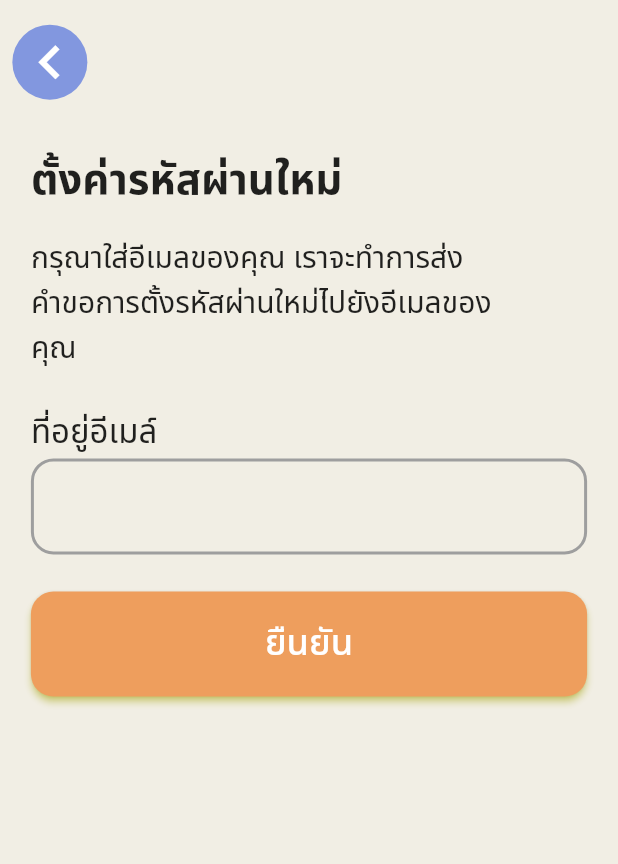
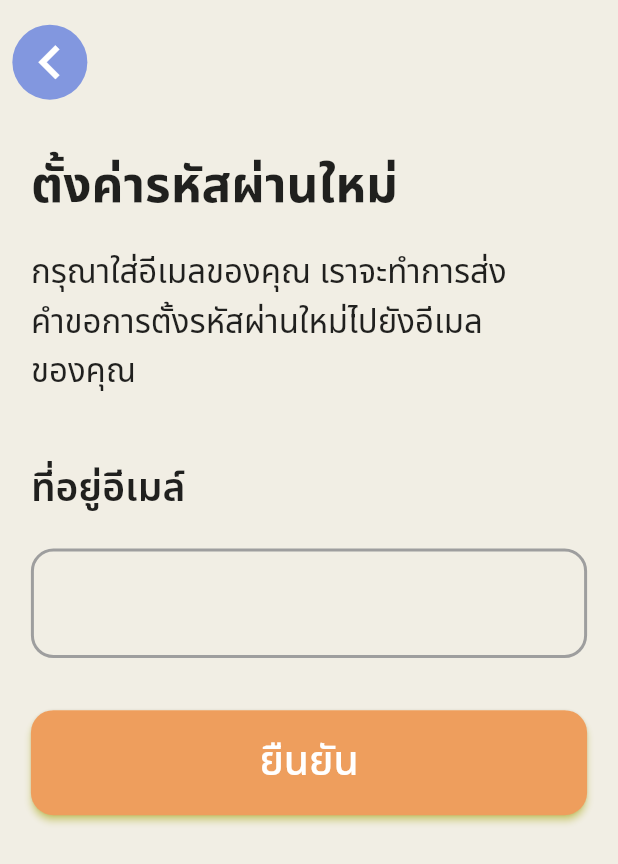
Before and after one commit to AINutritionProject/KinDeeUDee, a Flutter app: the RepassWord screen opened directly, on a phone screen of 412 x 824 dp. Shown: the top 864 px of the screen. Run offline on Flutter 3.47's test engine with Material 2 defaults, Android fonts, the phone set to English and light mode, and no system bars; our stand-ins replace camera, cloud_firestore, csv, dotted_border, email_validator, firebase_auth and 10 more; missing offline and left inert: tflite_flutter; accounts and stored records are empty; project files that could hold a hidden picture were left out.

Commit message:
finish forgot-password

```diff
--- a/lib/pages/change_password.dart
+++ b/lib/pages/change_password.dart
@@ -1,7 +1,9 @@
 import 'package:flutter/material.dart';
+import 'package:font_awesome_flutter/font_awesome_flutter.dart';
 import '../widgets/button_back.dart';
 import 'package:appfood2/screen_size.dart';
 import 'package:appfood2/auth.dart';
+import 'package:timer_count_down/timer_count_down.dart';
 
 import '../widgets/error_dialog.dart';
 
@@ -15,6 +17,8 @@ class RepassWord extends StatefulWidget {
 class _RepassWordState extends State<RepassWord> {
   final TextEditingController _emailController = TextEditingController();
 
+  bool canResendEmail = true;
+
   void _resetPassword() {
     var result = Auth().resetPassword(_emailController.text.trim());
     result.then((errorCode) {
@@ -25,8 +29,7 @@ class _RepassWordState extends State<RepassWord> {
         } else if (errorCode == "user-not-found") {
           errorString = "ไม่มีบัญชีผู้ใช้ถูกผูกกับอีเมลนี้";
         } else if (errorCode == "too-many-requests") {
-          errorString =
-              "พบการส่งอีเมลซ้ำหลายครั้ง\nบนเครื่องของคุณ\nโปรดลองอีกครั้งในภายหลัง";
+          errorString = "พบการส่งอีเมลซ้ำหลายครั้ง\nโปรดลองอีกครั้งในภายหลัง";
         }
 
         showDialog(
@@ -35,13 +38,12 @@ class _RepassWordState extends State<RepassWord> {
             return ErrorDialog(errorString: errorString);
           },
         );
+      } else {
+        setState(() {
+          canResendEmail = false;
+        });
       }
     });
-  }
-
-  @override
-  void initState() {
-    super.initState();
   }
 
   @override
@@ -114,7 +116,7 @@ class _RepassWordState extends State<RepassWord> {
                                               child: const Text(
                                                   "ตั้งค่ารหัสผ่านใหม่",
                                                   style: TextStyle(
-                                                      fontSize: 28,
+                                                      fontSize: 33,
                                                       fontWeight:
                                                           FontWeight.w700))),
                                         ],
@@ -140,7 +142,7 @@ class _RepassWordState extends State<RepassWord> {
                                               child: const Text(
                                                   "กรุณาใส่อีเมลของคุณ เราจะทำการส่งคำขอการตั้งรหัสผ่านใหม่ไปยังอีเมลของคุณ",
                                                   style:
-                                                      TextStyle(fontSize: 20))),
+                                                      TextStyle(fontSize: 22))),
                                         ],
                                       ),
                                       Row(
@@ -158,10 +160,12 @@ class _RepassWordState extends State<RepassWord> {
                                                   top: MediaQuery.of(context)
                                                           .size
                                                           .height *
-                                                      0.03),
+                                                      0.05),
                                               child: const Text("ที่อยู่อีเมล์",
-                                                  style:
-                                                      TextStyle(fontSize: 22))),
+                                                  style: TextStyle(
+                                                      fontSize: 26,
+                                                      fontWeight:
+                                                          FontWeight.w600))),
                                         ],
                                       ),
                                       Container(
@@ -173,10 +177,21 @@ class _RepassWordState extends State<RepassWord> {
                                             right: MediaQuery.of(context)
                                                     .size
                                                     .width *
+                                                0.05,
+                                            top: MediaQuery.of(context)
+                                                    .size
+                                                    .width *
                                                 0.05),
                                         child: TextField(
                                           controller: _emailController,
+                                          style: const TextStyle(fontSize: 22),
                                           decoration: InputDecoration(
+                                            focusedBorder: OutlineInputBorder(
+                                              borderRadius:
+                                                  BorderRadius.circular(15.0),
+                                              borderSide: const BorderSide(
+                                                  width: 2, color: Colors.blue),
+                                            ),
                                             enabledBorder: OutlineInputBorder(
                                               borderRadius:
                                                   BorderRadius.circular(15.0),
@@ -200,25 +215,57 @@ class _RepassWordState extends State<RepassWord> {
                                                     .size
                                                     .height *
                                                 0.03),
-                                        child: ElevatedButton(
+                                        child: Column(
+                                          children: [
+                                            Builder(builder: (context) {
+                                              if (!canResendEmail) {
+                                                return Countdown(
+                                                  seconds: 10,
+                                                  onFinished: () {
+                                                    setState(() {
+                                                      canResendEmail = true;
+                                                    });
+                                                  },
+                                                  build: (buildContext, time) =>
+                                                      Text(
+                                                    "ส่งอีกครั้งได้ใน ${time.toInt().toString()} วินาที",
+                                                    style: const TextStyle(
+                                                        fontSize: 18),
+                                                  ),
+                                                );
+                                              } else {
+                                                return const SizedBox(
+                                                    height: 10);
+                                              }
+                                            }),
+                                            ElevatedButton(
                                               style: ElevatedButton.styleFrom(
                                                   backgroundColor:
-                                                  const Color.fromARGB(
-                                                      255, 238, 158, 93),
+                                                      canResendEmail
+                                                          ? const Color
+                                                                  .fromARGB(
+                                                              255, 238, 158, 93)
+                                                          : Colors.grey,
                                                   minimumSize:
                                                       const Size.fromHeight(70),
-                                              shadowColor: Colors.yellowAccent,
+                                                  shadowColor:
+                                                      Colors.yellowAccent,
                                                   shape: RoundedRectangleBorder(
                                                     borderRadius:
-                                                    BorderRadius.circular(15.0),
+                                                        BorderRadius.circular(
+                                                            15.0),
                                                   )),
-                                          onPressed: () {
+                                              onPressed: canResendEmail
+                                                  ? () {
                                                       _resetPassword();
-                                          },
+                                                    }
+                                                  : null,
                                               child: const Text(
                                                 'ยืนยัน',
-                                            style: TextStyle(fontSize: 24),
+                                                style: TextStyle(fontSize: 27),
                                               ),
+                                            ),
+                                          ],
                                         ),
                                       ),
                                     ],
--- a/lib/pages/verify_page.dart
+++ b/lib/pages/verify_page.dart
@@ -30,8 +30,7 @@ class _VerifyPageState extends State<VerifyPage> {
   void _showDialog(String errorCode) {
     String errorString = "พบปัญหาโปรดลองอีกครั้ง";
     if (errorCode == "too-many-requests") {
-      errorString =
-          "พบการส่งอีเมลซ้ำหลายครั้ง\nบนเครื่องของคุณ\nโปรดลองอีกครั้งในภายหลัง";
+      errorString = "พบการส่งอีเมลซ้ำหลายครั้ง\nโปรดลองอีกครั้งในภายหลัง";
     }
     showDialog(
       context: context,
@@ -154,7 +153,10 @@ class _VerifyPageState extends State<VerifyPage> {
                         ),
                       );
                     }
-                    return const SizedBox.shrink();
+                    return const SizedBox(
+                      height: 10,
+                      child: Text("hello"),
+                    );
                   }),
                   ElevatedButton(
                     style: ElevatedButton.styleFrom(
```
Lines whose indentation alone changed are shown as unchanged.
